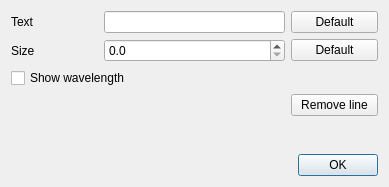
GuLinux/PySpectrum, file line_edit.ui: the form before one commit.
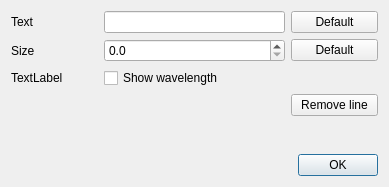
The form after the commit.

Commit message: add wavelength indication in edit dialog

The edit to the form file:
```diff
--- a/line_edit.ui
+++ b/line_edit.ui
@@ -54,13 +54,6 @@
      </property>
     </widget>
    </item>
-   <item row="2" column="0" colspan="4">
-    <widget class="QCheckBox" name="show_lambda">
-     <property name="text">
-      <string>Show wavelength</string>
-     </property>
-    </widget>
-   </item>
    <item row="3" column="3">
     <widget class="QPushButton" name="remove_line">
      <property name="text">
@@ -89,6 +82,20 @@
      </property>
     </widget>
    </item>
+   <item row="2" column="1" colspan="3">
+    <widget class="QCheckBox" name="show_lambda">
+     <property name="text">
+      <string>Show wavelength</string>
+     </property>
+    </widget>
+   </item>
+   <item row="2" column="0">
+    <widget class="QLabel" name="wavelength">
+     <property name="text">
+      <string>TextLabel</string>
+     </property>
+    </widget>
+   </item>
   </layout>
  </widget>
  <resources/>
```
Left out of the diff: 2 changed lines with no effect on the pictures. The commit also changes 2 other files.
